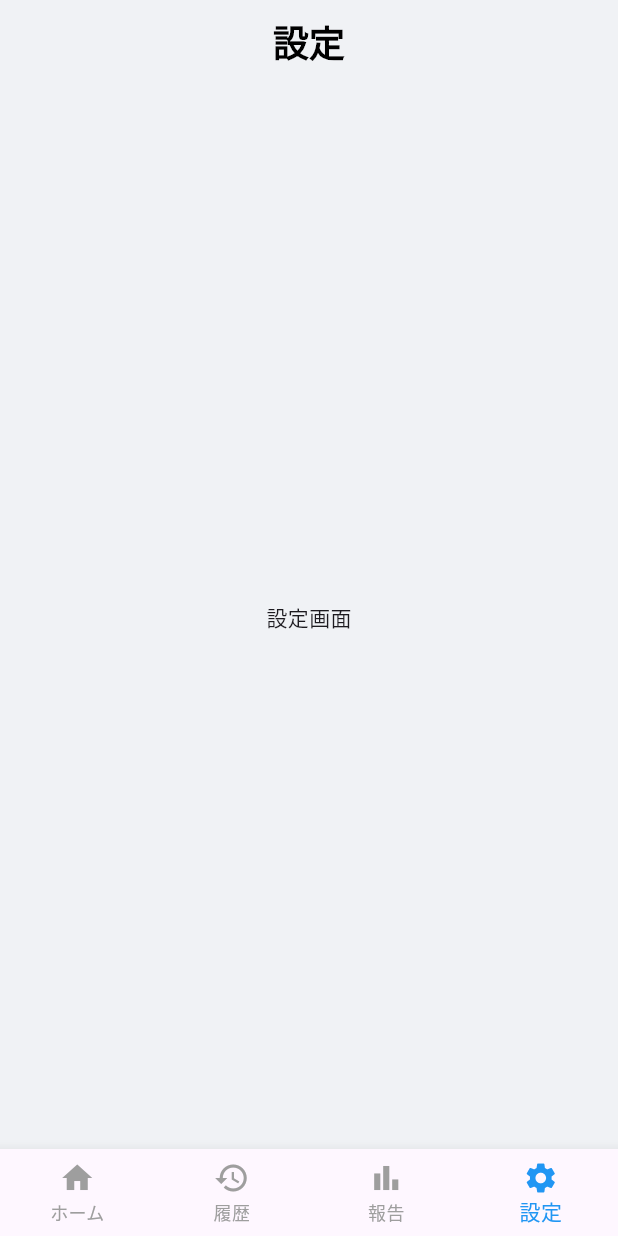
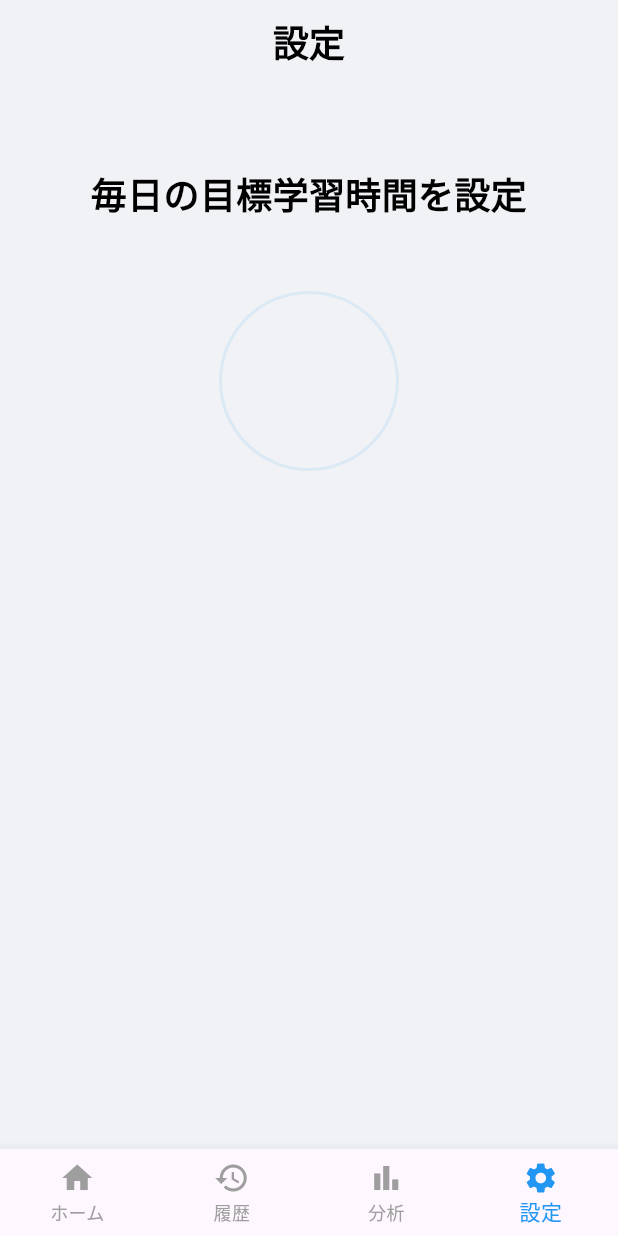
Before and after one commit to HIGHNOON2000/StudyLogApp, a Flutter app: the screen it shows after launch, after a tap on "開始", after a tap on the "settings" icon, on a phone screen of 412 x 824 dp. Run offline on Flutter 3.47's test engine with Material 3 defaults, Android fonts, the light colour scheme and no system bars; our stand-ins replace flutter_riverpod.

Commit message:
設定画面のレイアウト作成

```diff
--- a/study_log/lib/presentation/home_screen.dart
+++ b/study_log/lib/presentation/home_screen.dart
@@ -54,7 +54,7 @@ class HomeScreen extends ConsumerWidget {
             ),
             const SizedBox(height: 24),
             // 今日の学習時間
-            _todayLearningTimeCard(),
+            _todayLearningTimeCard(hours, minutes, seconds),
             const SizedBox(height: 24),
             // 目標までの時間
             _targetLearningTimeCard(1.0, 4.0),
@@ -100,7 +100,7 @@ class HomeScreen extends ConsumerWidget {
   }
 
   // 今日の学習時間ウィジェット
-  Widget _todayLearningTimeCard() {
+  Widget _todayLearningTimeCard(String hours, String minutes, String seconds) {
     return Card(
       child: Container(
         padding: const EdgeInsets.all(20.0),
@@ -120,7 +120,7 @@ class HomeScreen extends ConsumerWidget {
               ),
             ),
             Text(
-              '00時間 00分 00秒',
+              '$hours時間 $minutes分 $seconds秒',
               style: TextStyle(
                 fontSize: 24,
                 fontWeight: FontWeight.bold,
@@ -145,6 +145,9 @@ class HomeScreen extends ConsumerWidget {
         child: Column(
           crossAxisAlignment: CrossAxisAlignment.start,
           children: [
+            Row(
+              mainAxisAlignment: MainAxisAlignment.spaceBetween,
+              children: [
                 Text(
                   '本日のゴール',
                   style: const TextStyle(
@@ -152,6 +155,16 @@ class HomeScreen extends ConsumerWidget {
                     fontWeight: FontWeight.bold,
                     color: Colors.black87,
                   ),
+                ),
+                Text(
+                  '${(achieved / total * 100).toInt()}%',
+                  style: const TextStyle(
+                    fontSize: 16,
+                    fontWeight: FontWeight.bold,
+                    color: Colors.blue,
+                  ),
+                ),
+              ],
             ),
             LinearProgressIndicator(
               value: achieved / total,
--- /dev/null
+++ b/study_log/lib/presentation/setting_screen.dart
@@ -0,0 +1,47 @@
+import 'package:flutter/material.dart';
+import 'package:flutter_riverpod/flutter_riverpod.dart';
+
+class SettingScreen extends ConsumerWidget {
+  const SettingScreen({super.key});
+
+  @override
+  Widget build(BuildContext context, WidgetRef ref) {
+    return Padding(
+      padding: const EdgeInsets.all(24),
+      child: Column(
+        crossAxisAlignment: CrossAxisAlignment.stretch,
+        children: [
+          const SizedBox(height: 32),
+          const Text(
+            '毎日の目標学習時間を設定',
+            textAlign: TextAlign.center,
+            style: TextStyle(
+              fontSize: 24,
+              fontWeight: FontWeight.bold,
+              color: Colors.black,
+            ),
+          ),
+          const SizedBox(height: 48),
+
+          // 目標時間表示部分
+          _StudyGoalValue(),
+          // スライダー
+        ],
+      ),
+    );
+  }
+
+  Widget _StudyGoalValue() {
+    return Center(
+      child: Container(
+        width: 120,
+        height: 120,
+        decoration: BoxDecoration(
+          color: const Color(0xFFF0F2F5),
+          shape: BoxShape.circle,
+          border: Border.all(color: Colors.blue.withAlpha(26), width: 2.0),
+        ),
+      ),
+    );
+  }
+}
--- a/study_log/lib/presentation/shell_screen.dart
+++ b/study_log/lib/presentation/shell_screen.dart
@@ -2,6 +2,7 @@ import 'package:flutter/material.dart';
 import 'package:flutter_riverpod/flutter_riverpod.dart';
 import 'package:flutter_riverpod/legacy.dart';
 import 'package:study_log/presentation/home_screen.dart';
+import 'package:study_log/presentation/setting_screen.dart';
 
 // 他の画面用のプレースホルダーウィジェット
 class HistoryScreen extends StatelessWidget {
@@ -20,14 +21,6 @@ class ReportScreen extends StatelessWidget {
   }
 }
 
-class SettingsScreen extends StatelessWidget {
-  const SettingsScreen({super.key});
-  @override
-  Widget build(BuildContext context) {
-    return const Center(child: Text('設定画面'));
-  }
-}
-
 // どのタブが選択されているかを管理するProvider
 final selectedIndexProvider = StateProvider<int>((ref) {
   return 0;
@@ -40,13 +33,13 @@ class ShellScreen extends ConsumerWidget {
     HomeScreen(),
     HistoryScreen(),
     ReportScreen(),
-    SettingsScreen(),
+    SettingScreen(),
   ];
 
   static const List<String> _appBarTitles = <String>[
-    'Study Log',
+    'ホーム',
     '履歴',
-    '報告',
+    '分析',
     '設定',
   ];
 
@@ -75,7 +68,7 @@ class ShellScreen extends ConsumerWidget {
         items: const <BottomNavigationBarItem>[
           BottomNavigationBarItem(icon: Icon(Icons.home), label: 'ホーム'),
           BottomNavigationBarItem(icon: Icon(Icons.history), label: '履歴'),
-          BottomNavigationBarItem(icon: Icon(Icons.bar_chart), label: '報告'),
+          BottomNavigationBarItem(icon: Icon(Icons.bar_chart), label: '分析'),
           BottomNavigationBarItem(icon: Icon(Icons.settings), label: '設定'),
         ],
         currentIndex: selectedIndex,
```
Also changed, not shown: study_log/lib/timer_provider.dart (deleted). Lines whose indentation alone changed are shown as unchanged.
